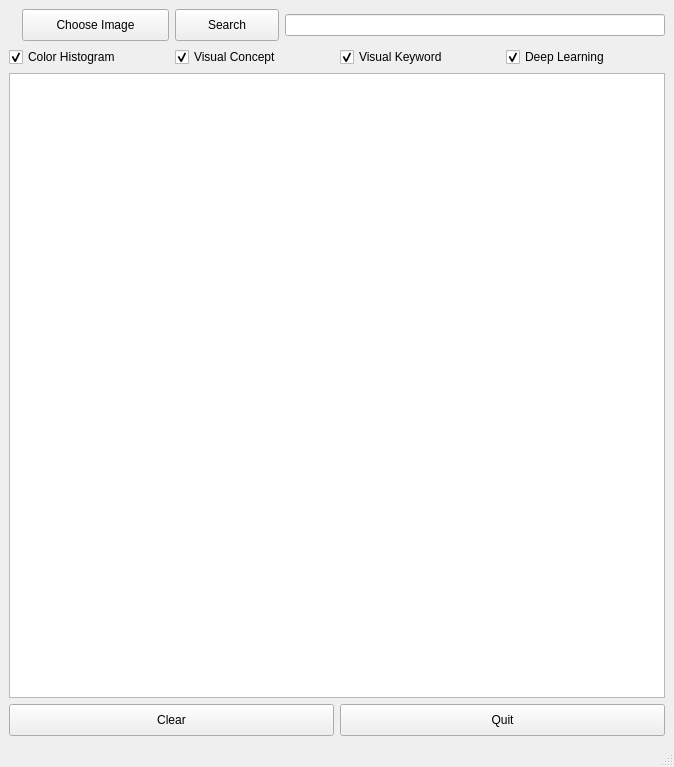
Above: ImageSearchUI.ui from bingoyahoo/cs2108assignment1 before the change. Below: the same form after it.
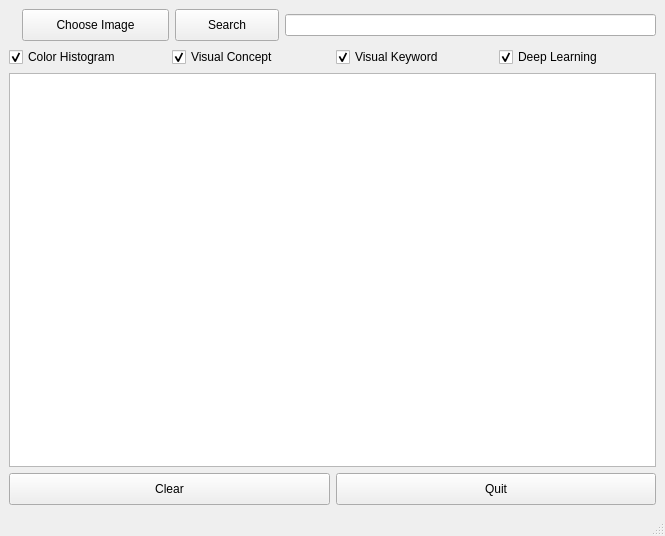
That is the form after the change. Icons and pictures are not drawn.

Diff of the .ui file:
```diff
--- a/ImageSearchUI.ui
+++ b/ImageSearchUI.ui
@@ -6,8 +6,8 @@
    <rect>
     <x>0</x>
     <y>0</y>
-    <width>674</width>
-    <height>767</height>
+    <width>665</width>
+    <height>536</height>
    </rect>
   </property>
   <property name="windowTitle">
@@ -168,7 +168,7 @@
        <enum>QListView::Adjust</enum>
       </property>
       <property name="spacing">
-       <number>50</number>
+       <number>100</number>
       </property>
       <property name="viewMode">
        <enum>QListView::IconMode</enum>
```
Left out of the diff: 2 changed lines with no effect on the pictures.
